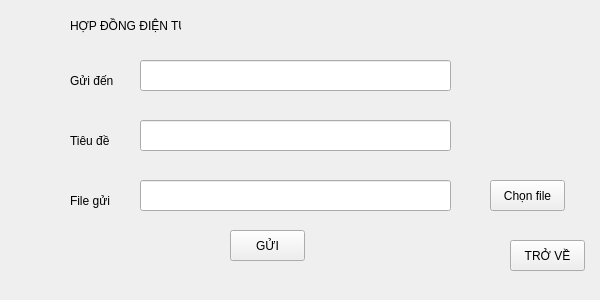
First picture: the form in GuiHopDong.ui, repository A22N/DoAnCoSo4, before the edit.
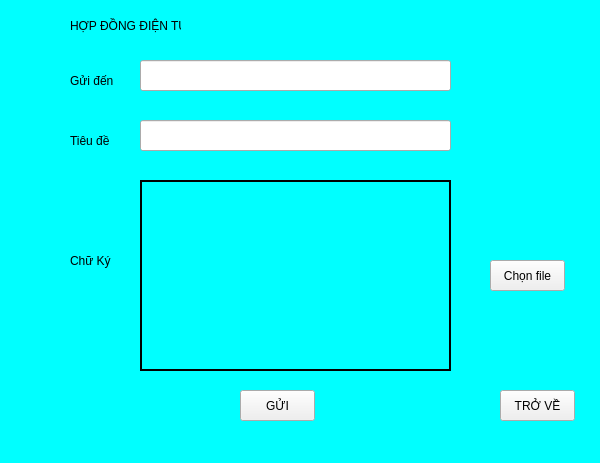
Second picture: the form after the edit. Icons and pictures are not drawn.

```diff
--- a/GuiHopDong.ui
+++ b/GuiHopDong.ui
@@ -7,12 +7,20 @@
     <x>0</x>
     <y>0</y>
     <width>600</width>
-    <height>300</height>
+    <height>463</height>
    </rect>
   </property>
   <property name="windowTitle">
    <string>MainWindow</string>
   </property>
+  <property name="styleSheet">
+   <string notr="true">
+QMainWindow{
+ border-image: url(:/background/image/Nen-xanh-duong-pastel.ng.jpg);
+background-color: rgb(0, 255, 255);
+}
+</string>
+  </property>
   <widget class="QWidget" name="centralwidget">
    <widget class="QLabel" name="label">
     <property name="geometry">
@@ -43,8 +51,8 @@
    <widget class="QPushButton" name="pushButton_gui">
     <property name="geometry">
      <rect>
-      <x>230</x>
-      <y>230</y>
+      <x>240</x>
+      <y>390</y>
       <width>75</width>
       <height>31</height>
      </rect>
@@ -56,8 +64,8 @@
    <widget class="QPushButton" name="pushButton_back">
     <property name="geometry">
      <rect>
-      <x>510</x>
-      <y>240</y>
+      <x>500</x>
+      <y>390</y>
       <width>75</width>
       <height>31</height>
      </rect>
@@ -102,20 +110,20 @@
     <property name="geometry">
      <rect>
       <x>70</x>
-      <y>190</y>
+      <y>250</y>
       <width>41</width>
       <height>21</height>
      </rect>
     </property>
     <property name="text">
-     <string>File gửi</string>
+     <string>Chữ Ký</string>
     </property>
    </widget>
    <widget class="QPushButton" name="pushButton_file">
     <property name="geometry">
      <rect>
       <x>490</x>
-      <y>180</y>
+      <y>260</y>
       <width>75</width>
       <height>31</height>
      </rect>
@@ -144,15 +152,27 @@
      </rect>
     </property>
    </widget>
-   <widget class="QLineEdit" name="Text_3">
+   <widget class="QLabel" name="label_ChuKy">
     <property name="geometry">
      <rect>
       <x>140</x>
       <y>180</y>
       <width>311</width>
-      <height>31</height>
+      <height>191</height>
      </rect>
     </property>
+    <property name="frameShape">
+     <enum>QFrame::Box</enum>
+    </property>
+    <property name="lineWidth">
+     <number>2</number>
+    </property>
+    <property name="text">
+     <string/>
+    </property>
+    <property name="scaledContents">
+     <bool>true</bool>
+    </property>
    </widget>
   </widget>
   <widget class="QMenuBar" name="menubar">
```
Left out of the diff: 2 changed lines with no effect on the pictures.
